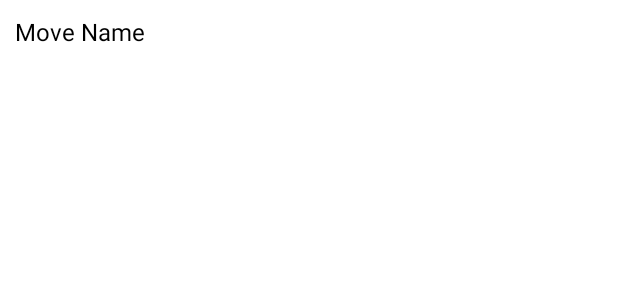
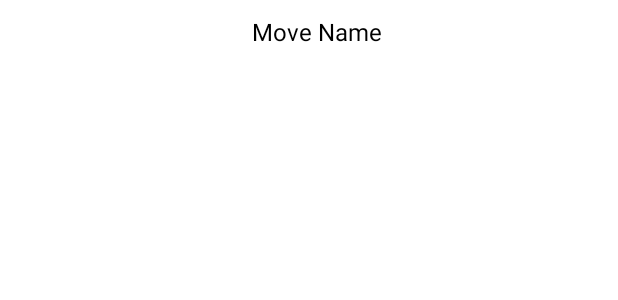
Before and after one commit to Mahan94/PokemonViewer, an Android app: the layout list_item_move.xml on its own in the app's theme, with its tools: preview values and no code run, on a phone screen of 412 x 824 dp. Shown: the top 300 px of the screen. Run offline under Robolectric (Android 15) with nearby library versions, the light colour scheme and no system bars.

Commit message:
change move list item gravity

```diff
--- a/app/src/main/res/layout/list_item_move.xml
+++ b/app/src/main/res/layout/list_item_move.xml
@@ -9,6 +9,7 @@
         android:id="@+id/tvMoveName"
         android:layout_width="match_parent"
         android:layout_height="wrap_content"
+        android:gravity="center"
         android:layout_marginStart="10dp"
         android:layout_marginTop="10dp"
         android:textColor="@android:color/black"
```
